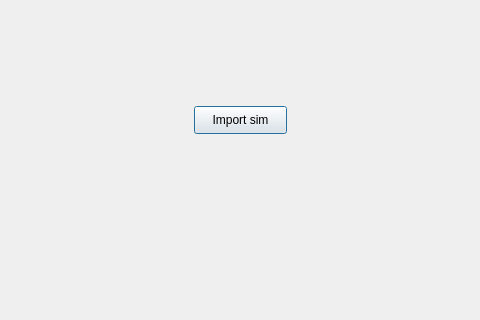
Old version of the form src/vaccininterface.ui in the repository Sam-Roggeman/ProjectPSE; both pictures show x 266 to 746 and y 164 to 484 of the 1012 by 575 pixel window.
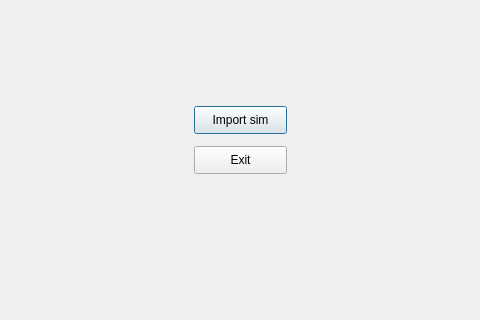
New version of the form.

```diff
--- a/src/vaccininterface.ui
+++ b/src/vaccininterface.ui
@@ -39,6 +39,19 @@
       <string>Import sim</string>
      </property>
     </widget>
+    <widget class="QPushButton" name="Exit_2">
+     <property name="geometry">
+      <rect>
+       <x>450</x>
+       <y>310</y>
+       <width>93</width>
+       <height>28</height>
+      </rect>
+     </property>
+     <property name="text">
+      <string>Exit</string>
+     </property>
+    </widget>
    </widget>
    <widget class="QWidget" name="page_2">
     <widget class="QPushButton" name="Start">
```
